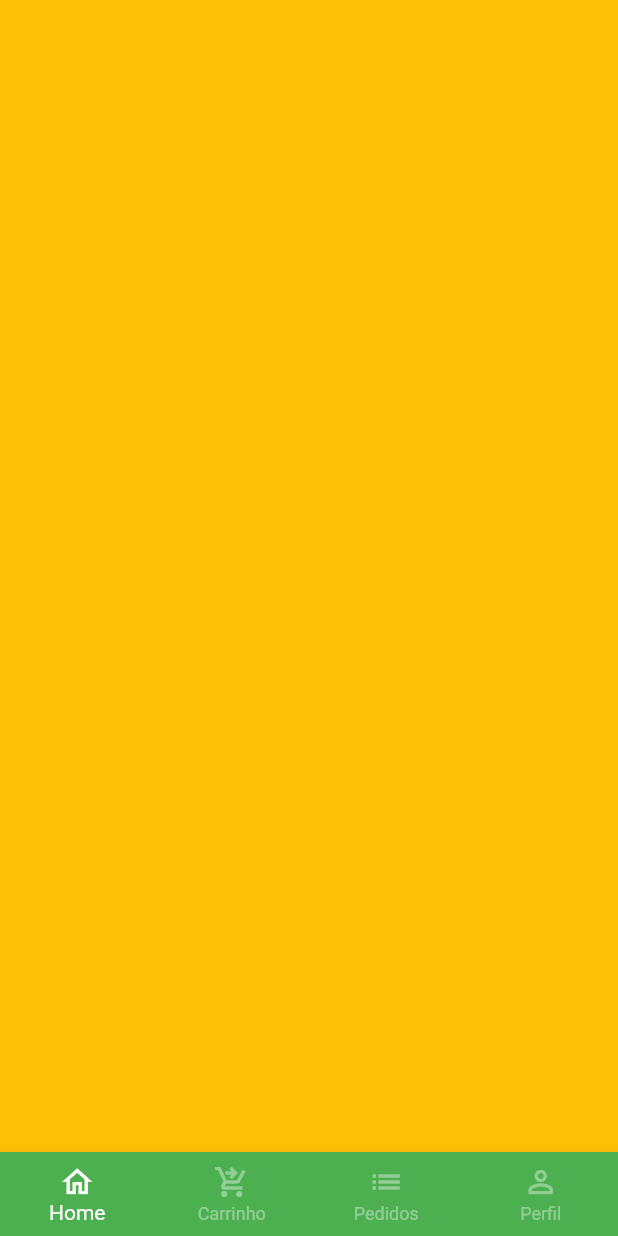
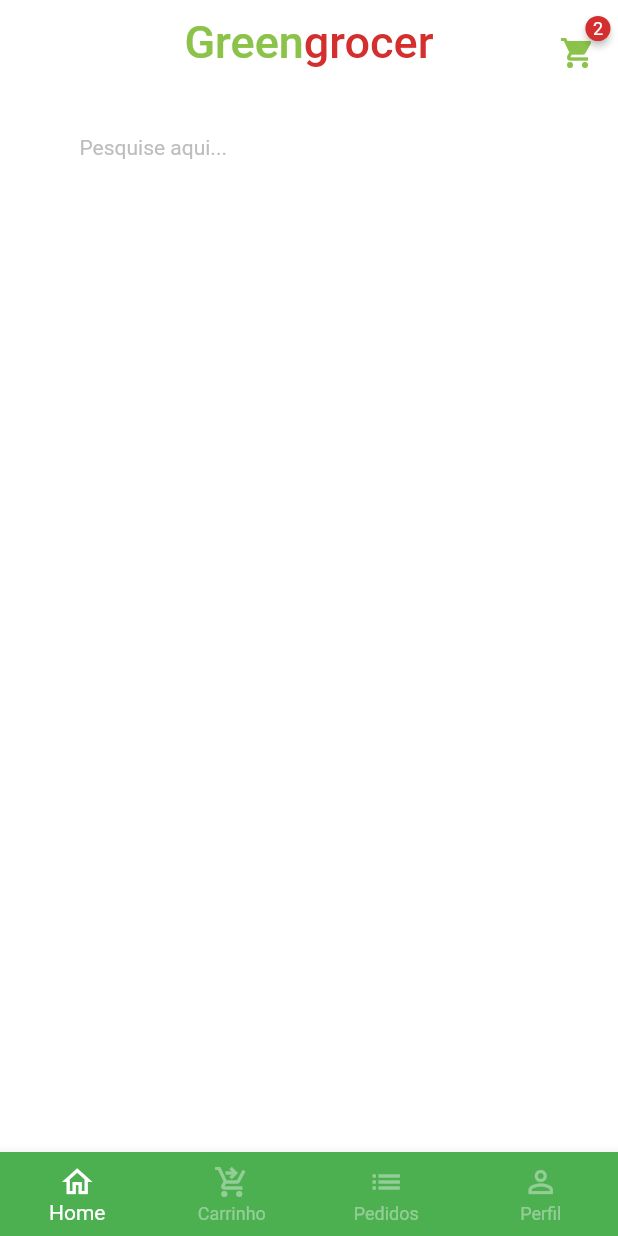
Before and after one commit to jsaintz/green-grocer, a Flutter app: the screen it shows after launch, after a tap on "Entrar", on a phone screen of 412 x 824 dp. Run offline on Flutter 3.47's test engine with Material 2 defaults, Android fonts, the phone set to English and light mode, and no system bars; drawn by our look-alikes of badges; our stand-ins replace animated_text_kit, mask_text_input_formatter.

Commit message:
create search bar

```diff
--- a/lib/main.dart
+++ b/lib/main.dart
@@ -15,6 +15,7 @@ class MyApp extends StatelessWidget {
       debugShowCheckedModeBanner: false,
       theme: ThemeData(
         primarySwatch: Colors.green,
+        scaffoldBackgroundColor: Colors.white.withAlpha(190),
       ),
       home: const SignInScreen(),
     );
--- a/lib/src/screens/base/base_screen.dart
+++ b/lib/src/screens/base/base_screen.dart
@@ -1,4 +1,5 @@
 import 'package:flutter/material.dart';
+import 'package:green_grocer/src/screens/home/home_tab_screen.dart';
 
 class BaseScreen extends StatefulWidget {
   const BaseScreen({Key? key}) : super(key: key);
@@ -18,7 +19,7 @@ class _BaseScreenState extends State<BaseScreen> {
         physics: const NeverScrollableScrollPhysics(),
         controller: pageController,
         children: [
-          Container(color: Colors.amber),
+          const HomeTabScreen(),
           Container(color: Colors.red),
           Container(color: Colors.purple),
           Container(color: Colors.blue),
--- /dev/null
+++ b/lib/src/screens/home/home_tab_screen.dart
@@ -0,0 +1,84 @@
+import 'package:badges/badges.dart';
+import 'package:flutter/material.dart';
+import 'package:green_grocer/src/constants/custom_colors.dart';
+
+class HomeTabScreen extends StatelessWidget {
+  const HomeTabScreen({Key? key}) : super(key: key);
+
+  @override
+  Widget build(BuildContext context) {
+    return Scaffold(
+      appBar: AppBar(
+        backgroundColor: Colors.transparent,
+        elevation: 0,
+        centerTitle: true,
+        title: Text.rich(
+          TextSpan(
+            style: const TextStyle(fontSize: 30),
+            children: [
+              TextSpan(
+                text: 'Green',
+                style: TextStyle(color: CustomColors.customSwatchColor),
+              ),
+              TextSpan(
+                text: 'grocer',
+                style: TextStyle(color: CustomColors.customContrastColor),
+              ),
+            ],
+          ),
+        ),
+        actions: [
+          Padding(
+            padding: const EdgeInsets.only(top: 15, right: 15),
+            child: GestureDetector(
+              onTap: () {},
+              child: Badge(
+                badgeColor: CustomColors.customContrastColor,
+                badgeContent: const Text(
+                  '2',
+                  style: TextStyle(color: Colors.white, fontSize: 12),
+                ),
+                child: Icon(
+                  Icons.shopping_cart,
+                  color: CustomColors.customSwatchColor,
+                ),
+              ),
+            ),
+          ),
+        ],
+      ),
+      body: Column(
+        children: [
+          searchBar(),
+        ],
+      ),
+    );
+  }
+
+  Widget searchBar() {
+    return Padding(
+      padding: const EdgeInsets.symmetric(horizontal: 20, vertical: 10),
+      child: TextFormField(
+        decoration: InputDecoration(
+          filled: true,
+          fillColor: Colors.white,
+          isDense: true,
+          hintText: 'Pesquise aqui...',
+          hintStyle: TextStyle(
+            color: Colors.grey.shade400,
+            fontSize: 14,
+          ),
+          prefix: Icon(
+            Icons.search,
+            color: CustomColors.customContrastColor,
+            size: 21,
+          ),
+          border: OutlineInputBorder(
+            borderRadius: BorderRadius.circular(60),
+            borderSide: const BorderSide(width: 0, style: BorderStyle.none),
+          ),
+        ),
+      ),
+    );
+  }
+}
--- a/pubspec.yaml
+++ b/pubspec.yaml
@@ -38,6 +38,7 @@ dependencies:
   cupertino_icons: ^1.0.2
   animated_text_kit: ^4.2.2
   mask_text_input_formatter: ^2.4.0
+  badges: ^2.0.3
 
 dev_dependencies:
   flutter_test:
```
Also changed, not shown: pubspec.lock.
